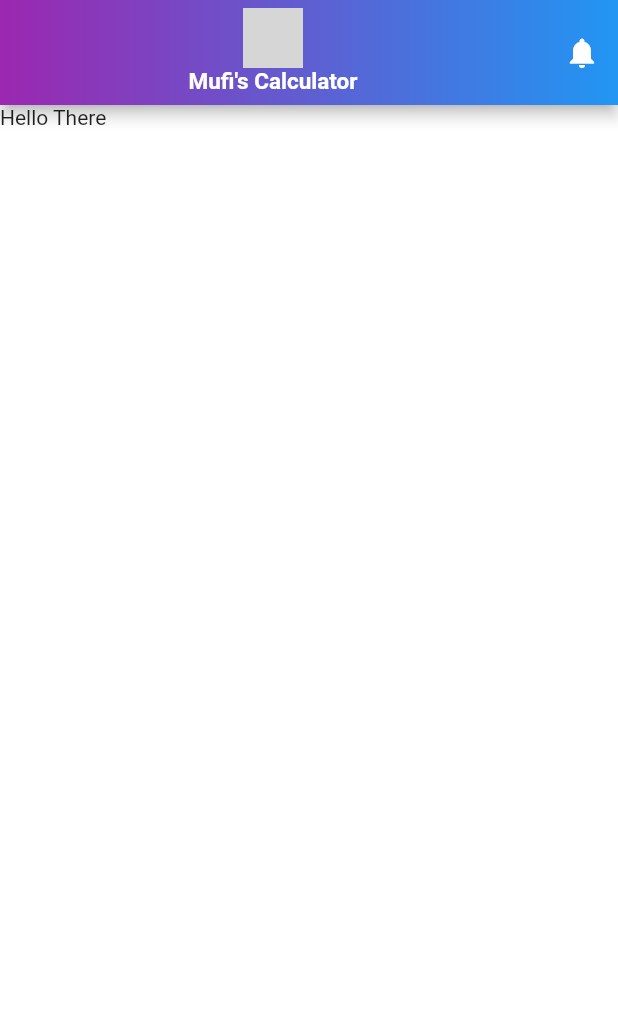
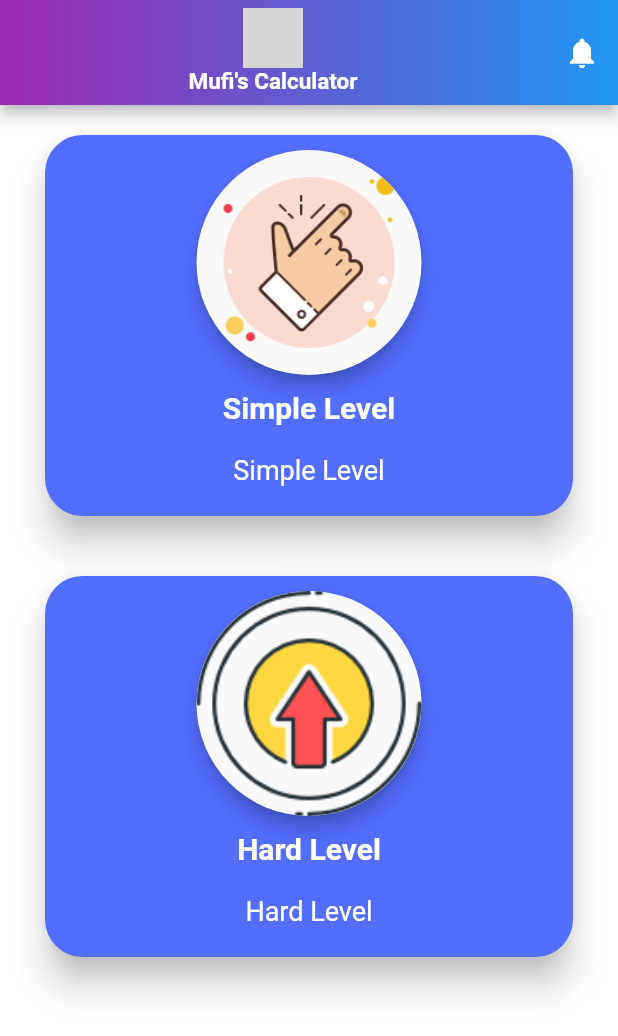
Before and after one commit to mufassalhussain/BSCS_B15_SEC_A_049, a Flutter app: the screen it shows after launch, on a phone screen of 412 x 824 dp. Shown: the top 1036 px of the screen. Run offline on Flutter 3.47's test engine with Material 2 defaults, Android fonts, the phone set to English and light mode, and no system bars; our stand-ins replace audioplayers; Roboto replaces fonts that are missing (Alike, Quando); grey boxes are pictures that could not be loaded.

Commit message:
home page added with hard and simple level buttons
home page added with hard and simple level buttons

```diff
--- a/my_calculator/lib/home.dart
+++ b/my_calculator/lib/home.dart
@@ -1,4 +1,8 @@
 import 'package:flutter/material.dart';
+import 'package:flutter/services.dart';
+import 'package:my_calculator/hard.dart';
+import 'package:my_calculator/simple.dart';
+//import 'package:quizapp_jawaia/truefalse.dart';
 
 class mainhome extends StatefulWidget {
   @override
@@ -6,8 +10,101 @@ class mainhome extends StatefulWidget {
 }
 
 class _mainhomeState extends State<mainhome> {
+  List<String> images = [
+    "images/easy.png",
+    "images/hard.png",
+  ];
+
+  List<String> des = [
+    "Simple Level",
+    "Hard Level",
+  ];
+  Widget customcard(String langname, String image, String des) {
+    return Padding(
+      padding: EdgeInsets.symmetric(
+        vertical: 20.0,
+        horizontal: 30.0,
+      ),
+      child: InkWell(
+        onTap: () {
+          if (langname == "Hard Level") {
+            Navigator.push(
+                context,
+                MaterialPageRoute(
+                  builder: (context) => hardlevel(),
+                ));
+          } else if (langname == "Simple Level") {
+            Navigator.push(
+                context,
+                MaterialPageRoute(
+                  builder: (context) => simplelevel(),
+                ));
+          }
+        },
+        child: Material(
+          color: Colors.indigoAccent,
+          elevation: 10.0,
+          borderRadius: BorderRadius.circular(25.0),
+          child: Container(
+            child: Column(
+              children: <Widget>[
+                Padding(
+                  padding: EdgeInsets.symmetric(
+                    vertical: 10.0,
+                  ),
+                  child: Material(
+                    elevation: 5.0,
+                    borderRadius: BorderRadius.circular(100.0),
+                    child: Container(
+                      // changing from 200 to 150 as to look better
+                      height: 150.0,
+                      width: 150.0,
+                      child: ClipOval(
+                        child: Image(
+                          fit: BoxFit.cover,
+                          image: AssetImage(
+                            image,
+                          ),
+                        ),
+                      ),
+                    ),
+                  ),
+                ),
+                Center(
+                  child: Text(
+                    langname,
+                    style: TextStyle(
+                      fontSize: 20.0,
+                      color: Colors.white,
+                      fontFamily: "Quando",
+                      fontWeight: FontWeight.w700,
+                    ),
+                  ),
+                ),
+                Container(
+                  padding: EdgeInsets.all(20.0),
+                  child: Text(
+                    des,
+                    style: TextStyle(
+                        fontSize: 18.0,
+                        color: Colors.white,
+                        fontFamily: "Alike"),
+                    maxLines: 5,
+                    textAlign: TextAlign.justify,
+                  ),
+                ),
+              ],
+            ),
+          ),
+        ),
+      ),
+    );
+  }
+
   @override
   Widget build(BuildContext context) {
+    SystemChrome.setPreferredOrientations(
+        [DeviceOrientation.portraitDown, DeviceOrientation.portraitUp]);
     return MaterialApp(
       home: Scaffold(
         backgroundColor: Colors.white,
@@ -59,7 +156,12 @@ class _mainhomeState extends State<mainhome> {
           ),
         ),
 
-        body: Text('Hello There'),
+        body: ListView(
+          children: <Widget>[
+            customcard("Simple Level", images[0], des[0]),
+            customcard("Hard Level", images[1], des[1]),
+          ],
+        ),
       ),
     );
   }
```
Also changed, not shown: my_calculator/lib/hard.dart (added, +52 -0 lines), my_calculator/lib/simple.dart (added, +52 -0 lines), my_calculator/images/easy.png (added), my_calculator/images/hard.png (added).
